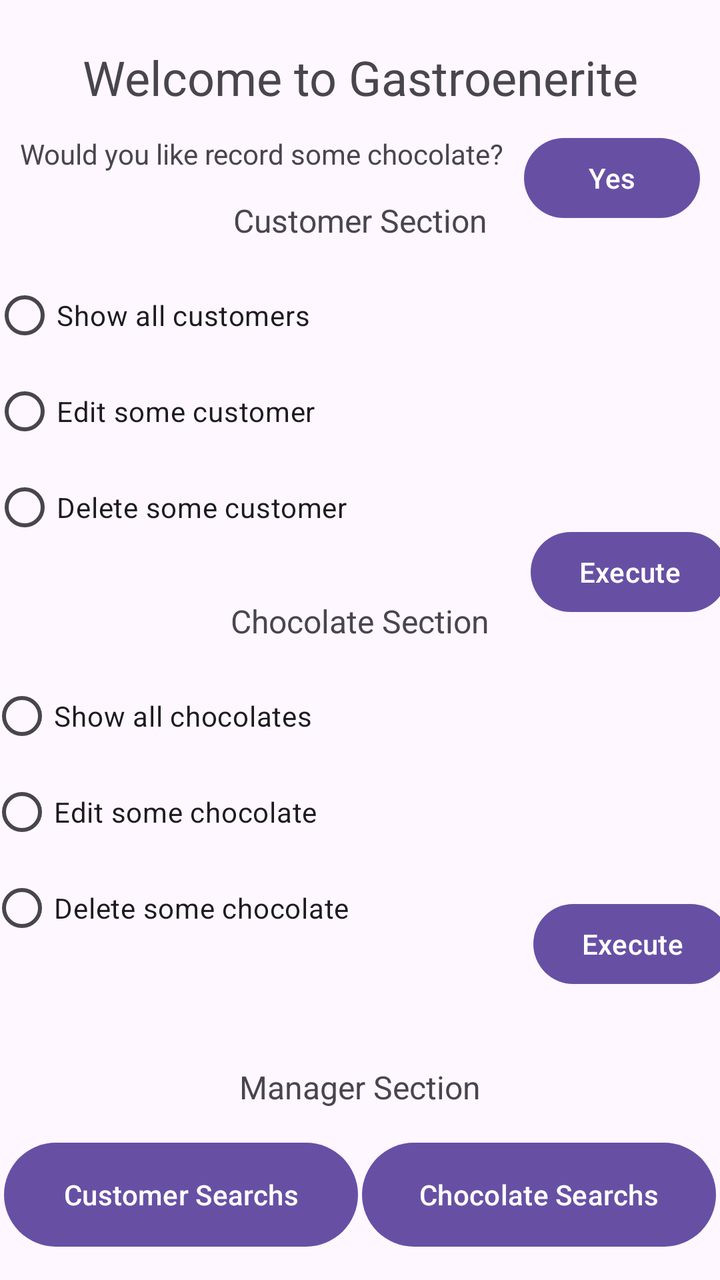
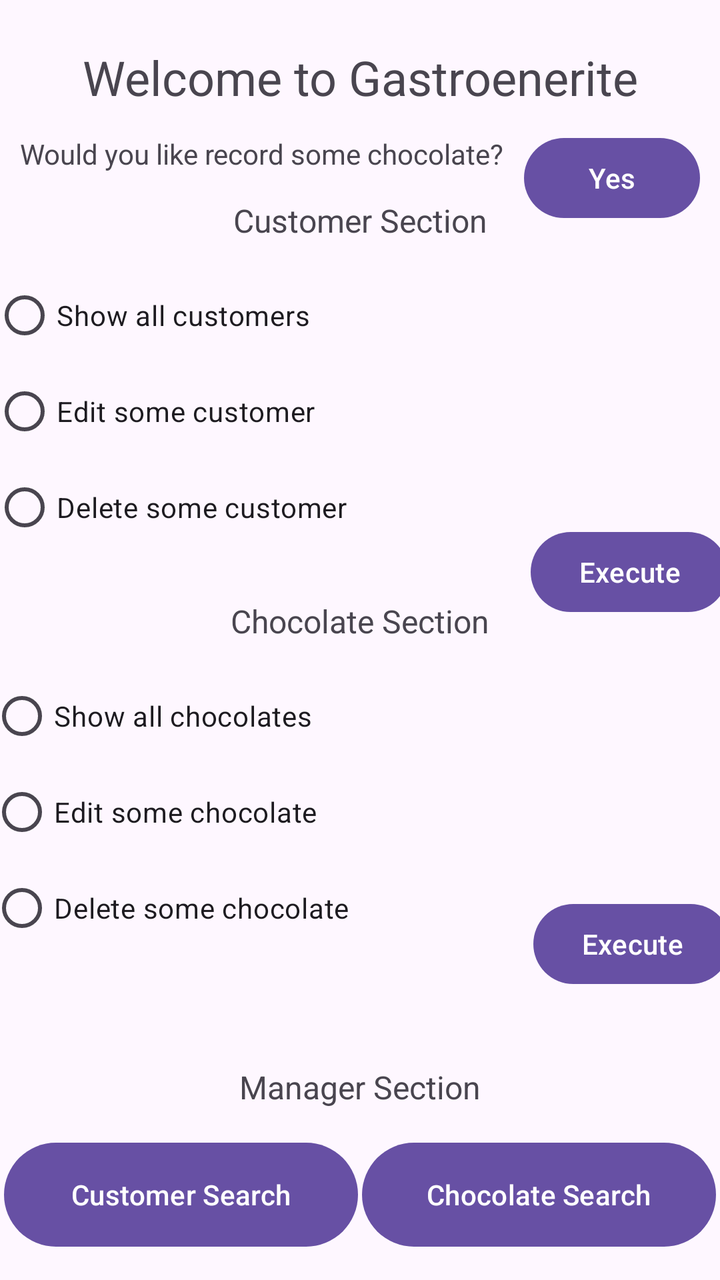

The first picture is an Android layout as it rendered before a commit; the second is the same layout after the commit. The layout source and the unified diff follow.
<!-- AndroidManifest.xml: application theme Theme.ChocolateStorage -->
<!-- res/layout/home_screen.xml -->
<?xml version="1.0" encoding="utf-8"?>
<androidx.constraintlayout.widget.ConstraintLayout xmlns:android="http://schemas.android.com/apk/res/android"
    xmlns:app="http://schemas.android.com/apk/res-auto"
    xmlns:tools="http://schemas.android.com/tools"
    android:id="@+id/main"
    android:layout_width="match_parent"
    android:layout_height="match_parent"
    tools:context=".HomeScreen">

    <TextView
        android:id="@+id/textView"
        android:layout_width="wrap_content"
        android:layout_height="wrap_content"
        android:text="Welcome to Gastroenerite"
        android:textSize="24sp"
        app:layout_constraintBottom_toBottomOf="parent"
        app:layout_constraintEnd_toEndOf="parent"
        app:layout_constraintHorizontal_bias="0.5"
        app:layout_constraintStart_toStartOf="parent"
        app:layout_constraintTop_toTopOf="parent"
        app:layout_constraintVertical_bias="0.037" />

    <TextView
        android:id="@+id/textView2"
        android:layout_width="wrap_content"
        android:layout_height="wrap_content"
        android:text="Would you like record some chocolate?"
        android:textSize="14sp"
        app:layout_constraintBottom_toTopOf="@+id/textView3"
        app:layout_constraintEnd_toStartOf="@+id/btn_goCustomerRecord"
        app:layout_constraintHorizontal_bias="0.5"
        app:layout_constraintStart_toStartOf="parent"
        app:layout_constraintTop_toBottomOf="@+id/textView"
        app:layout_constraintVertical_bias="0.5" />

    <TextView
        android:id="@+id/textView3"
        android:layout_width="wrap_content"
        android:layout_height="wrap_content"
        android:text="Customer Section"
        android:textSize="16sp"
        app:layout_constraintBottom_toTopOf="@+id/rg_customerSection"
        app:layout_constraintEnd_toEndOf="parent"
        app:layout_constraintHorizontal_bias="0.5"
        app:layout_constraintStart_toStartOf="parent"
        app:layout_constraintTop_toBottomOf="@+id/textView2"
        app:layout_constraintVertical_bias="0.5" />

    <TextView
        android:id="@+id/textView8"
        android:layout_width="wrap_content"
        android:layout_height="wrap_content"
        android:text="Manager Section"
        android:textSize="16sp"
        app:layout_constraintBottom_toTopOf="@+id/btn_goCustomerSearchs"
        app:layout_constraintEnd_toEndOf="parent"
        app:layout_constraintHorizontal_bias="0.5"
        app:layout_constraintStart_toStartOf="parent"
        app:layout_constraintTop_toBottomOf="@+id/rg_chocolateSection"
        app:layout_constraintVertical_bias="0.5" />

    <TextView
        android:id="@+id/textView7"
        android:layout_width="wrap_content"
        android:layout_height="wrap_content"
        android:text="Chocolate Section"
        android:textSize="16sp"
        app:layout_constraintBottom_toTopOf="@+id/rg_chocolateSection"
        app:layout_constraintEnd_toEndOf="parent"
        app:layout_constraintHorizontal_bias="0.5"
        app:layout_constraintStart_toStartOf="parent"
        app:layout_constraintTop_toBottomOf="@+id/rg_customerSection"
        app:layout_constraintVertical_bias="0.5" />

    <Button
        android:id="@+id/btn_goCustomerRecord"
        android:layout_width="wrap_content"
        android:layout_height="wrap_content"
        android:text="Yes"
        app:layout_constraintBottom_toBottomOf="parent"
        app:layout_constraintEnd_toEndOf="parent"
        app:layout_constraintHorizontal_bias="0.5"
        app:layout_constraintStart_toEndOf="@+id/textView2"
        app:layout_constraintTop_toBottomOf="@+id/textView"
        app:layout_constraintVertical_bias="0.019" />

    <RadioGroup
        android:id="@+id/rg_customerSection"
        android:layout_width="269dp"
        android:layout_height="153dp"
        app:layout_constraintBottom_toTopOf="@+id/textView7"
        app:layout_constraintEnd_toStartOf="@+id/btn_executeCustomerSection"
        app:layout_constraintHorizontal_bias="0.5"
        app:layout_constraintStart_toStartOf="parent"
        app:layout_constraintTop_toBottomOf="@+id/textView3"
        app:layout_constraintVertical_bias="0.5">

        <RadioButton
            android:id="@+id/radioButton"
            android:layout_width="match_parent"
            android:layout_height="wrap_content"
            android:text="Show all customers" />

        <RadioButton
            android:id="@+id/radioButton2"
            android:layout_width="match_parent"
            android:layout_height="wrap_content"
            android:text="Edit some customer" />

        <RadioButton
            android:id="@+id/radioButton3"
            android:layout_width="match_parent"
            android:layout_height="wrap_content"
            android:text="Delete some customer" />
    </RadioGroup>

    <Button
        android:id="@+id/btn_executeCustomerSection"
        android:layout_width="wrap_content"
        android:layout_height="wrap_content"
        android:layout_marginTop="149dp"
        android:text="Execute"
        app:layout_constraintEnd_toEndOf="parent"
        app:layout_constraintHorizontal_bias="0.5"
        app:layout_constraintStart_toEndOf="@+id/rg_customerSection"
        app:layout_constraintTop_toBottomOf="@+id/btn_goCustomerRecord" />

    <Button
        android:id="@+id/btn_executeChocolateSection"
        android:layout_width="wrap_content"
        android:layout_height="wrap_content"
        android:layout_marginTop="176dp"
        android:layout_marginBottom="109dp"
        android:text="Execute"
        app:layout_constraintBottom_toTopOf="@+id/btn_goChocolateSearchs"
        app:layout_constraintEnd_toEndOf="parent"
        app:layout_constraintHorizontal_bias="0.5"
        app:layout_constraintStart_toEndOf="@+id/rg_chocolateSection"
        app:layout_constraintTop_toBottomOf="@+id/btn_executeCustomerSection" />

    <RadioGroup
        android:id="@+id/rg_chocolateSection"
        android:layout_width="272dp"
        android:layout_height="186dp"
        app:layout_constraintBottom_toTopOf="@+id/textView8"
        app:layout_constraintEnd_toStartOf="@+id/btn_executeChocolateSection"
        app:layout_constraintHorizontal_bias="0.5"
        app:layout_constraintStart_toStartOf="parent"
        app:layout_constraintTop_toBottomOf="@+id/textView7"
        app:layout_constraintVertical_bias="0.5">

        <RadioButton
            android:id="@+id/radioButton10"
            android:layout_width="match_parent"
            android:layout_height="wrap_content"
            android:text="Show all chocolates" />

        <RadioButton
            android:id="@+id/radioButton11"
            android:layout_width="match_parent"
            android:layout_height="wrap_content"
            android:text="Edit some chocolate" />

        <RadioButton
            android:id="@+id/radioButton12"
            android:layout_width="match_parent"
            android:layout_height="wrap_content"
            android:text="Delete some chocolate" />
    </RadioGroup>

    <Button
        android:id="@+id/btn_goCustomerSearchs"
        android:layout_width="177dp"
        android:layout_height="60dp"
        android:text="Customer Searchs"
        app:layout_constraintBottom_toBottomOf="parent"
        app:layout_constraintEnd_toStartOf="@+id/btn_goChocolateSearchs"
        app:layout_constraintHorizontal_bias="0.5"
        app:layout_constraintStart_toStartOf="parent"
        app:layout_constraintTop_toBottomOf="@+id/textView8"
        app:layout_constraintVertical_bias="0.5" />

    <Button
        android:id="@+id/btn_goChocolateSearchs"
        android:layout_width="177dp"
        android:layout_height="60dp"
        android:text="Chocolate Searchs"
        app:layout_constraintBottom_toBottomOf="parent"
        app:layout_constraintEnd_toEndOf="parent"
        app:layout_constraintHorizontal_bias="0.5"
        app:layout_constraintStart_toEndOf="@+id/btn_goCustomerSearchs"
        app:layout_constraintTop_toBottomOf="@+id/textView8"
        app:layout_constraintVertical_bias="0.5" />

</androidx.constraintlayout.widget.ConstraintLayout>
<!-- resources referenced by this layout -->
<resources>
  <style name="Theme.ChocolateStorage" parent="Base.Theme.ChocolateStorage" />
  <style name="Base.Theme.ChocolateStorage" parent="Theme.Material3.DayNight.NoActionBar">
          
          
      </style>
</resources>

<!-- the commit's change to res/layout/home_screen.xml (unified diff, before → after) -->
@@ -52,7 +52,7 @@
         android:layout_height="wrap_content"
         android:text="Manager Section"
         android:textSize="16sp"
-        app:layout_constraintBottom_toTopOf="@+id/btn_goCustomerSearchs"
+        app:layout_constraintBottom_toTopOf="@+id/btn_goCustomerSearch"
         app:layout_constraintEnd_toEndOf="parent"
         app:layout_constraintHorizontal_bias="0.5"
         app:layout_constraintStart_toStartOf="parent"
@@ -96,19 +96,19 @@
         app:layout_constraintVertical_bias="0.5">
 
         <RadioButton
-            android:id="@+id/radioButton"
+            android:id="@+id/rb_showAllCustomers"
             android:layout_width="match_parent"
             android:layout_height="wrap_content"
             android:text="Show all customers" />
 
         <RadioButton
-            android:id="@+id/radioButton2"
+            android:id="@+id/rb_editCustomer"
             android:layout_width="match_parent"
             android:layout_height="wrap_content"
             android:text="Edit some customer" />
 
         <RadioButton
-            android:id="@+id/radioButton3"
+            android:id="@+id/rb_deleteCustomer"
             android:layout_width="match_parent"
             android:layout_height="wrap_content"
             android:text="Delete some customer" />
@@ -132,7 +132,7 @@
         android:layout_marginTop="176dp"
         android:layout_marginBottom="109dp"
         android:text="Execute"
-        app:layout_constraintBottom_toTopOf="@+id/btn_goChocolateSearchs"
+        app:layout_constraintBottom_toTopOf="@+id/btn_goChocolateSearch"
         app:layout_constraintEnd_toEndOf="parent"
         app:layout_constraintHorizontal_bias="0.5"
         app:layout_constraintStart_toEndOf="@+id/rg_chocolateSection"
@@ -150,45 +150,45 @@
         app:layout_constraintVertical_bias="0.5">
 
         <RadioButton
-            android:id="@+id/radioButton10"
+            android:id="@+id/rb_showAllChocolates"
             android:layout_width="match_parent"
             android:layout_height="wrap_content"
             android:text="Show all chocolates" />
 
         <RadioButton
-            android:id="@+id/radioButton11"
+            android:id="@+id/rb_editChocolates"
             android:layout_width="match_parent"
             android:layout_height="wrap_content"
             android:text="Edit some chocolate" />
 
         <RadioButton
-            android:id="@+id/radioButton12"
+            android:id="@+id/rb_deleteChocolate"
             android:layout_width="match_parent"
             android:layout_height="wrap_content"
             android:text="Delete some chocolate" />
     </RadioGroup>
 
     <Button
-        android:id="@+id/btn_goCustomerSearchs"
+        android:id="@+id/btn_goCustomerSearch"
         android:layout_width="177dp"
         android:layout_height="60dp"
-        android:text="Customer Searchs"
+        android:text="Customer Search"
         app:layout_constraintBottom_toBottomOf="parent"
-        app:layout_constraintEnd_toStartOf="@+id/btn_goChocolateSearchs"
+        app:layout_constraintEnd_toStartOf="@+id/btn_goChocolateSearch"
         app:layout_constraintHorizontal_bias="0.5"
         app:layout_constraintStart_toStartOf="parent"
         app:layout_constraintTop_toBottomOf="@+id/textView8"
         app:layout_constraintVertical_bias="0.5" />
 
     <Button
-        android:id="@+id/btn_goChocolateSearchs"
+        android:id="@+id/btn_goChocolateSearch"
         android:layout_width="177dp"
         android:layout_height="60dp"
-        android:text="Chocolate Searchs"
+        android:text="Chocolate Search"
         app:layout_constraintBottom_toBottomOf="parent"
         app:layout_constraintEnd_toEndOf="parent"
         app:layout_constraintHorizontal_bias="0.5"
-        app:layout_constraintStart_toEndOf="@+id/btn_goCustomerSearchs"
+        app:layout_constraintStart_toEndOf="@+id/btn_goCustomerSearch"
         app:layout_constraintTop_toBottomOf="@+id/textView8"
         app:layout_constraintVertical_bias="0.5" />
 
